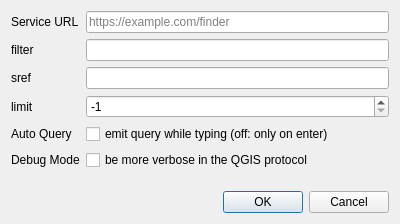
Qt form location_finder/config_dialog_base.ui (DiraGeoSystems/LocationFinder.QGIS) before a commit.
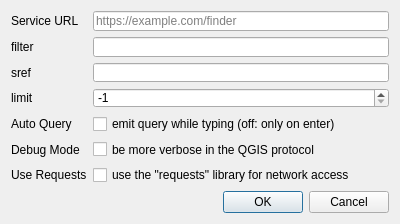
The same form after that commit.

Commit message:
Use QgsBlockingNetworkRequest instead of requests library
- as mandated by QGIS documentation
- so that proxy settings from QGIS and/or OS are used
- sadly, QGIS infrastructure does not expose HTTP status code
- nor does it follow HTTP redirects (or I don't know how)
- nor can I set a timeout separate from the one in Settings (don't know how)
- config option to use requests library instead of QGIS infrastructure

```diff
--- a/location_finder/config_dialog_base.ui
+++ b/location_finder/config_dialog_base.ui
@@ -137,6 +137,23 @@
        </property>
       </widget>
      </item>
+     <item row="6" column="0">
+      <widget class="QLabel" name="labelUseRequests">
+       <property name="text">
+        <string>Use Requests</string>
+       </property>
+      </widget>
+     </item>
+     <item row="6" column="1">
+      <widget class="QCheckBox" name="checkBoxUseRequests">
+       <property name="toolTip">
+        <string>handles HTTP redirection but is unaware of proxy settings</string>
+       </property>
+       <property name="text">
+        <string>use the &quot;requests&quot; library for network access</string>
+       </property>
+      </widget>
+     </item>
     </layout>
    </item>
    <item>
```
The commit also changes 4 other files.
